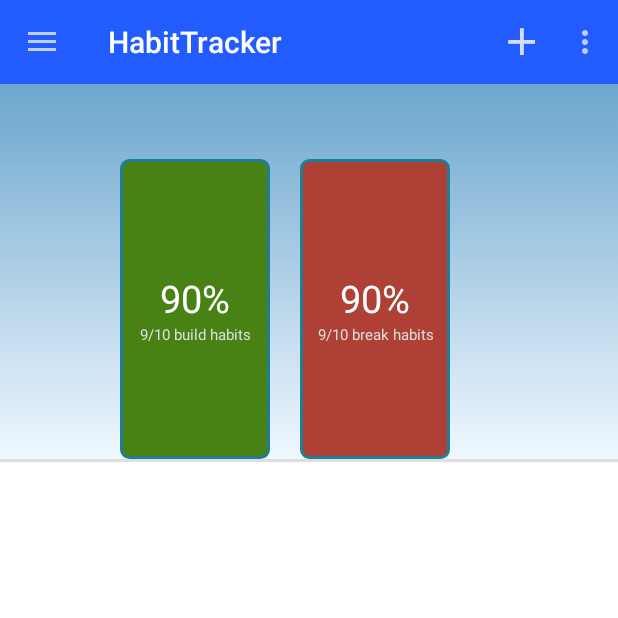
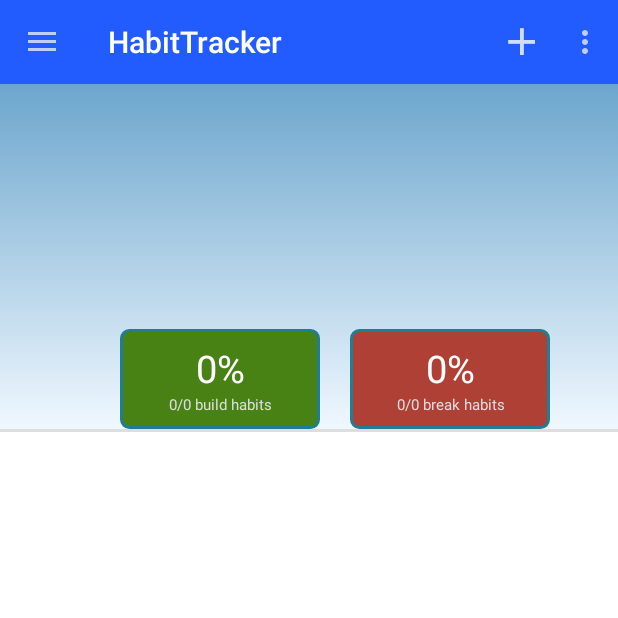
Before and after one commit to kienthoang/HabitTracker, an Android app: the screen it shows after launch (MainActivity), on a phone screen of 412 x 824 dp, the top half of it. Run offline under Robolectric (Android 15) with nearby library versions, the phone set to English and light mode, and no system bars.

Commit message:
Done with progress bars on home fragment.

```diff
--- a/app/src/main/java/com/example/kienhoang/habitapp/DailyHabitCount.java
+++ b/app/src/main/java/com/example/kienhoang/habitapp/DailyHabitCount.java
@@ -38,6 +38,10 @@ public class DailyHabitCount {
         this.count = count;
     }
 
+    public Habit getHabit() {
+        return this.habit;
+    }
+
     public ContentValues toContentValues() {
         ContentValues values = new ContentValues();
         values.put(DatabaseAttributes.DAILY_HABIT_COUNT_DATA_ID, this.dailyData.getId());
--- a/app/src/main/java/com/example/kienhoang/habitapp/HomeFragment.java
+++ b/app/src/main/java/com/example/kienhoang/habitapp/HomeFragment.java
@@ -5,8 +5,13 @@ import android.support.v4.app.Fragment;
 import android.view.LayoutInflater;
 import android.view.View;
 import android.view.ViewGroup;
+import android.widget.LinearLayout;
+import android.widget.TextView;
+
+import org.w3c.dom.Text;
 
 import java.util.Date;
+import java.util.List;
 
 /**
  * Created by kienhoang on 4/17/15.
@@ -17,10 +22,54 @@ public class HomeFragment extends Fragment {
         // Inflate the layout for this fragment
         View rootView = inflater.inflate(R.layout.fragment_home, container, false);
 
+        DatabaseHandler databaseHandler = new DatabaseHandler(getActivity());
+        List<Habit> allHabits = databaseHandler.getAllHabits();
+        int numBuildHabits = 0;
+        for (Habit habit : allHabits) {
+            if (habit.isBuildHabit()) {
+                numBuildHabits += 1;
+            }
+        }
+        int numBreakHabits = allHabits.size() - numBuildHabits;
+
         // Adjust the progress bars.
-        DatabaseHandler databaseHandler = new DatabaseHandler(getActivity());
-        DailyData todayData = databaseHandler.getDailyDataByDate(new Date());
+        List<DailyHabitCount> habitCounts = databaseHandler.getHabitCountsByDate(new Date());
+        LinearLayout buildProgressBar = (LinearLayout) rootView.findViewById(R.id.build_progress_bar);
+        LinearLayout breakProgressBar = (LinearLayout) rootView.findViewById(R.id.break_progress_bar);
 
+        // Build habit progress bar.
+        int numFinishedHabits = 0;
+        for (DailyHabitCount habitCount : habitCounts) {
+            Habit habit = habitCount.getHabit();
+            if (habit.isBuildHabit() && habitCount.getCount() >= habit.getGoal()) {
+                numFinishedHabits += 1;
+            }
+        }
+        int buildPercentage = (int) (((float) numFinishedHabits) / numBuildHabits * 100);
+        ViewGroup.LayoutParams params = buildProgressBar.getLayoutParams();
+        params.height = Math.max(buildPercentage * 4, 100);
+        params.width = 200;
+        TextView buildPercentageTextView = (TextView) rootView.findViewById(R.id.build_progress_percentage);
+        buildPercentageTextView.setText(buildPercentage + "%");
+        TextView buildCountTextView = (TextView) rootView.findViewById(R.id.build_progress_count);
+        buildCountTextView.setText(numFinishedHabits + "/" + numBuildHabits + " build habits");
+
+        // Break habit progress bar.
+        int numCleanHabits = numBreakHabits;
+        for (DailyHabitCount habitCount : habitCounts) {
+            Habit habit = habitCount.getHabit();
+            if (habit.isBreakHabit() && habitCount.getCount() > habit.getGoal()) {
+                numCleanHabits -= 1;
+            }
+        }
+        int breakPercentage = (int) (((float) numCleanHabits) / numBreakHabits * 100);
+        params = breakProgressBar.getLayoutParams();
+        params.height = Math.max(breakPercentage * 4, 100);
+        params.width = 200;
+        TextView breakPercentageTextView = (TextView) rootView.findViewById(R.id.break_progress_percentage);
+        breakPercentageTextView.setText(breakPercentage + "%");
+        TextView breakCountTextView = (TextView) rootView.findViewById(R.id.break_progress_count);
+        breakCountTextView.setText(numCleanHabits + "/" + numBreakHabits + " break habits");
 
         return rootView;
     }
--- a/app/src/main/res/layout/fragment_home.xml
+++ b/app/src/main/res/layout/fragment_home.xml
@@ -12,14 +12,14 @@
 
         <LinearLayout
             android:layout_width="match_parent"
-            android:layout_height="250dp"
+            android:layout_height="230dp"
             android:orientation="horizontal"
             android:background="@drawable/drawable_home_progress">
 
             <LinearLayout
-                android:id="@+id/build_habit_progress"
-                android:layout_width="100dp"
-                android:layout_height="200dp"
+                android:id="@+id/build_progress_bar"
+                android:layout_width="200px"
+                android:layout_height="400px"
                 android:background="@drawable/drawable_progress_build"
                 android:layout_gravity="bottom"
                 android:layout_marginLeft="80dp"
@@ -32,13 +32,15 @@
                     android:orientation="vertical">
 
                     <TextView
+                        android:id="@+id/build_progress_percentage"
                         android:layout_width="fill_parent"
                         android:layout_height="wrap_content"
                         android:text="90%"
                         android:textColor="#ffffff"
                         android:textSize="25dp"
-                        android:gravity="center"/>
+                        android:gravity="center" />
                     <TextView
+                        android:id="@+id/build_progress_count"
                         android:layout_width="fill_parent"
                         android:layout_height="wrap_content"
                         android:text="9/10 build habits"
@@ -50,7 +52,7 @@
             </LinearLayout>
 
             <LinearLayout
-                android:id="@+id/break_habit_progress"
+                android:id="@+id/break_progress_bar"
                 android:layout_width="100dp"
                 android:layout_height="200dp"
                 android:background="@drawable/drawable_progress_break"
@@ -65,6 +67,7 @@
                     android:orientation="vertical">
 
                     <TextView
+                        android:id="@+id/break_progress_percentage"
                         android:layout_width="fill_parent"
                         android:layout_height="wrap_content"
                         android:text="90%"
@@ -72,6 +75,7 @@
                         android:textSize="25dp"
                         android:gravity="center"/>
                     <TextView
+                        android:id="@+id/break_progress_count"
                         android:layout_width="fill_parent"
                         android:layout_height="wrap_content"
                         android:text="9/10 break habits"
```
Also changed, not shown: app/src/main/java/com/example/kienhoang/habitapp/DatabaseHandler.java (+5 -8 lines).
